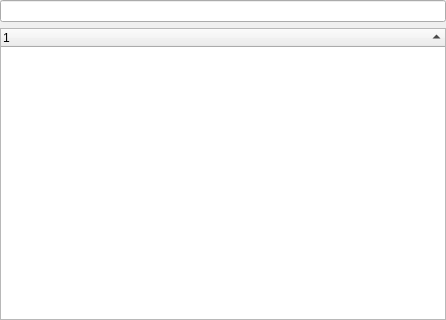
This is retroshare-gui/src/gui/common/FriendSelectionWidget.ui in RetroShare/RetroShare as Qt 5 draws it before an edit. The edited form follows.
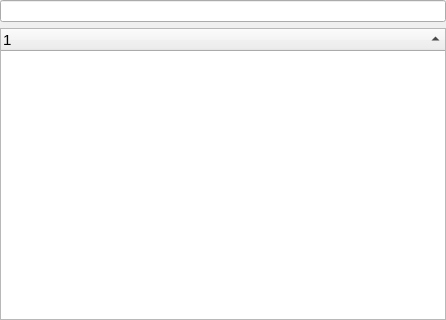
This is the edited form. Custom widgets are drawn as their Qt base class.

```diff
--- a/retroshare-gui/src/gui/common/FriendSelectionWidget.ui
+++ b/retroshare-gui/src/gui/common/FriendSelectionWidget.ui
@@ -38,6 +38,11 @@
        <height>0</height>
       </size>
      </property>
+     <property name="font">
+      <font>
+       <pointsize>11</pointsize>
+      </font>
+     </property>
      <property name="contextMenuPolicy">
       <enum>Qt::CustomContextMenu</enum>
      </property>
```
